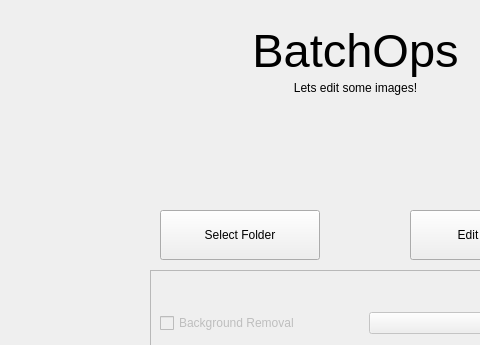
Old version of the form form.ui in the repository frogstarbop/BatchOps; both pictures show x 240 to 720 and y 0 to 345 of the 1220 by 770 pixel window.
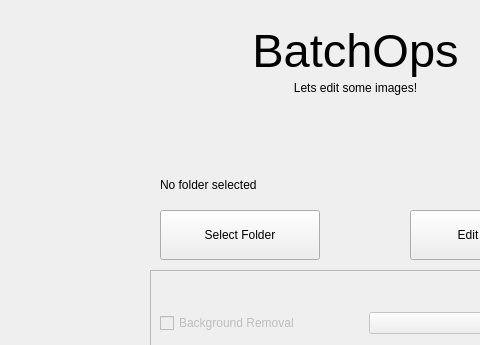
New version of the form. Icons and pictures are not drawn.

Commit message: #2 Working folder selection + display selected

Diff of the .ui file:
```diff
--- a/form.ui
+++ b/form.ui
@@ -287,6 +287,19 @@
     <set>Qt::AlignmentFlag::AlignCenter</set>
    </property>
   </widget>
+  <widget class="QLabel" name="selectedFolderLabel">
+   <property name="geometry">
+    <rect>
+     <x>400</x>
+     <y>160</y>
+     <width>161</width>
+     <height>50</height>
+    </rect>
+   </property>
+   <property name="text">
+    <string>No folder selected</string>
+   </property>
+  </widget>
  </widget>
  <resources/>
  <connections/>
```
The commit also changes 1 other file.
